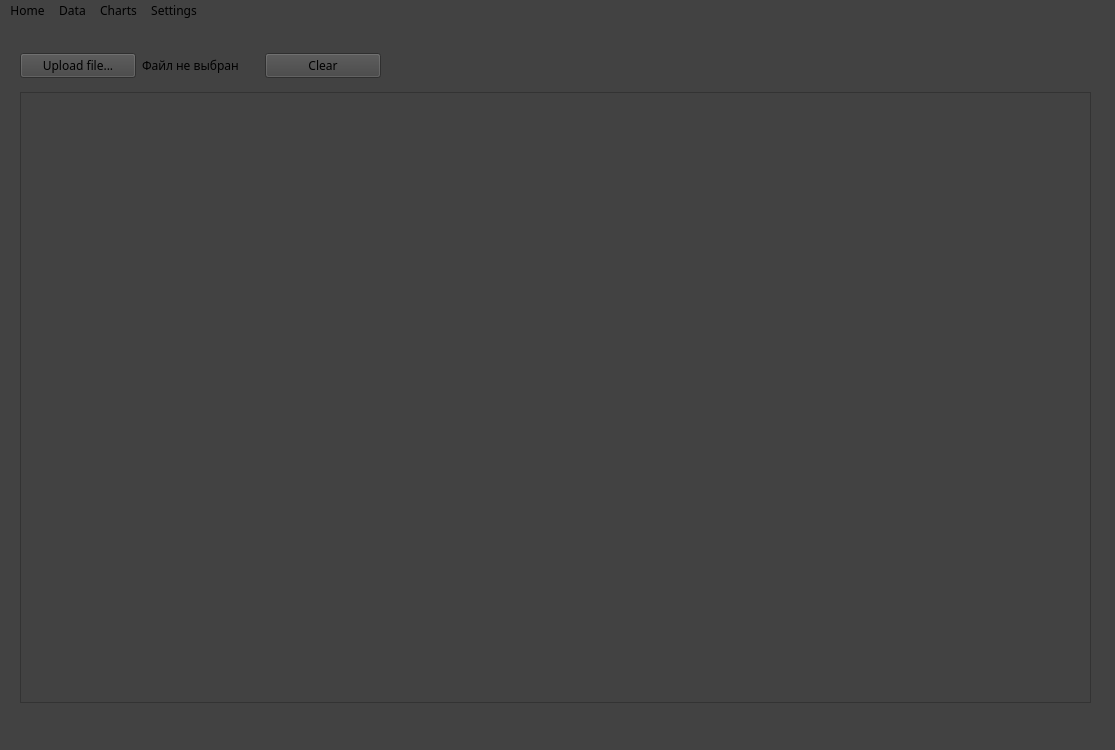
Qt form ui/ui_main.ui (sshyta/NyxMetrics) before a commit.
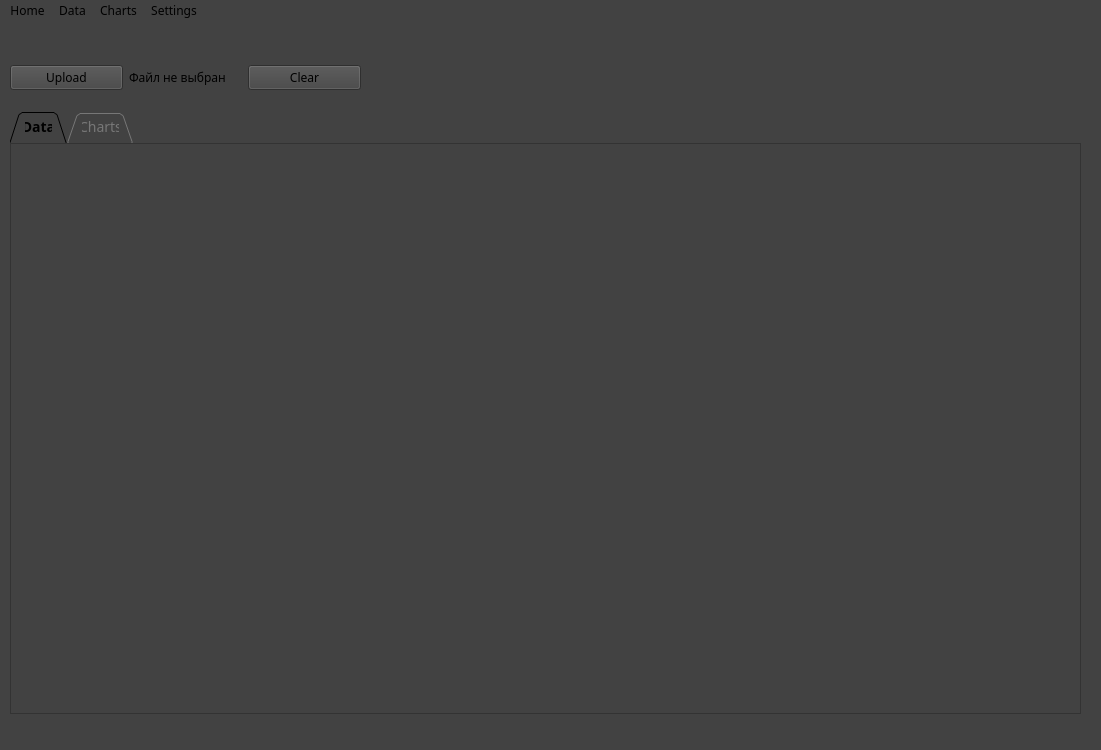
The same form after that commit. The open tabs and pages were chosen to show the change.

Commit message: Fix: interim main.py; Update: new ui added; Delete: none

```diff
--- a/ui/ui_main.ui
+++ b/ui/ui_main.ui
@@ -6,7 +6,7 @@
    <rect>
     <x>0</x>
     <y>0</y>
-    <width>1115</width>
+    <width>1101</width>
     <height>750</height>
    </rect>
   </property>
@@ -18,48 +18,238 @@
 font-family: Zen Kaku Gothic New;</string>
   </property>
   <widget class="QWidget" name="centralwidget">
-   <widget class="QTableView" name="tableView">
+   <widget class="QStackedWidget" name="stackedWidget">
     <property name="geometry">
      <rect>
-      <x>20</x>
-      <y>70</y>
-      <width>1071</width>
-      <height>611</height>
+      <x>10</x>
+      <y>0</y>
+      <width>1091</width>
+      <height>711</height>
      </rect>
     </property>
-   </widget>
-   <widget class="QWidget" name="layoutWidget">
-    <property name="geometry">
-     <rect>
-      <x>20</x>
-      <y>30</y>
-      <width>361</width>
-      <height>27</height>
-     </rect>
+    <property name="currentIndex">
+     <number>0</number>
     </property>
-    <layout class="QGridLayout" name="gridLayout">
-     <item row="0" column="0">
-      <widget class="QPushButton" name="pushButton">
-       <property name="text">
-        <string>Upload file...</string>
-       </property>
+    <widget class="QWidget" name="page">
+     <widget class="QWidget" name="layoutWidget">
+      <property name="geometry">
+       <rect>
+        <x>0</x>
+        <y>40</y>
+        <width>351</width>
+        <height>31</height>
+       </rect>
+      </property>
+      <layout class="QGridLayout" name="gridLayout">
+       <item row="0" column="2">
+        <widget class="QPushButton" name="pushButton_2">
+         <property name="text">
+          <string>Сlear</string>
+         </property>
+        </widget>
+       </item>
+       <item row="0" column="1">
+        <widget class="QLabel" name="label">
+         <property name="text">
+          <string>Файл не выбран</string>
+         </property>
+        </widget>
+       </item>
+       <item row="0" column="0">
+        <widget class="QPushButton" name="pushButton">
+         <property name="font">
+          <font>
+           <family>Zen Kaku Gothic New</family>
+           <stylestrategy>PreferDefault</stylestrategy>
+           <hintingpreference>PreferVerticalHinting</hintingpreference>
+          </font>
+         </property>
+         <property name="cursor">
+          <cursorShape>ArrowCursor</cursorShape>
+         </property>
+         <property name="text">
+          <string>Upload</string>
+         </property>
+        </widget>
+       </item>
+      </layout>
+     </widget>
+     <widget class="QTabWidget" name="tabWidget">
+      <property name="geometry">
+       <rect>
+        <x>0</x>
+        <y>90</y>
+        <width>1071</width>
+        <height>611</height>
+       </rect>
+      </property>
+      <property name="palette">
+       <palette>
+        <active>
+         <colorrole role="Button">
+          <brush brushstyle="SolidPattern">
+           <color alpha="255">
+            <red>66</red>
+            <green>66</green>
+            <blue>66</blue>
+           </color>
+          </brush>
+         </colorrole>
+         <colorrole role="Base">
+          <brush brushstyle="SolidPattern">
+           <color alpha="255">
+            <red>66</red>
+            <green>66</green>
+            <blue>66</blue>
+           </color>
+          </brush>
+         </colorrole>
+         <colorrole role="Window">
+          <brush brushstyle="SolidPattern">
+           <color alpha="255">
+            <red>66</red>
+            <green>66</green>
+            <blue>66</blue>
+           </color>
+          </brush>
+         </colorrole>
+        </active>
+        <inactive>
+         <colorrole role="Button">
+          <brush brushstyle="SolidPattern">
+           <color alpha="255">
+            <red>66</red>
+            <green>66</green>
+            <blue>66</blue>
+           </color>
+          </brush>
+         </colorrole>
+         <colorrole role="Base">
+          <brush brushstyle="SolidPattern">
+           <color alpha="255">
+            <red>66</red>
+            <green>66</green>
+            <blue>66</blue>
+           </color>
+          </brush>
+         </colorrole>
+         <colorrole role="Window">
+          <brush brushstyle="SolidPattern">
+           <color alpha="255">
+            <red>66</red>
+            <green>66</green>
+            <blue>66</blue>
+           </color>
+          </brush>
+         </colorrole>
+        </inactive>
+        <disabled>
+         <colorrole role="Button">
+          <brush brushstyle="SolidPattern">
+           <color alpha="255">
+            <red>66</red>
+            <green>66</green>
+            <blue>66</blue>
+           </color>
+          </brush>
+         </colorrole>
+         <colorrole role="Base">
+          <brush brushstyle="SolidPattern">
+           <color alpha="255">
+            <red>66</red>
+            <green>66</green>
+            <blue>66</blue>
+           </color>
+          </brush>
+         </colorrole>
+         <colorrole role="Window">
+          <brush brushstyle="SolidPattern">
+           <color alpha="255">
+            <red>66</red>
+            <green>66</green>
+            <blue>66</blue>
+           </color>
+          </brush>
+         </colorrole>
+        </disabled>
+       </palette>
+      </property>
+      <property name="font">
+       <font>
+        <family>Zen Kaku Gothic New</family>
+       </font>
+      </property>
+      <property name="styleSheet">
+       <string notr="true">QTabWidget::pane {
+    border: none;
+    background: transparent;
+}
+
+QTabBar {
+    qproperty-drawBase: 0;
+}
+
+QTabBar::tab {
+    background: transparent;
+    border: none;
+    color: #777;
+    padding: 6px 15px;
+    font-size: 14px;
+    border-bottom: 2px solid transparent;
+}
+
+QTabBar::tab:selected {
+    color: #000;
+    font-weight: 500;
+    border-bottom: 2px solid #000;
+}
+
+QTabBar::tab:hover {
+    color: #333;
+}
+</string>
+      </property>
+      <property name="tabPosition">
+       <enum>QTabWidget::TabPosition::North</enum>
+      </property>
+      <property name="tabShape">
+       <enum>QTabWidget::TabShape::Triangular</enum>
+      </property>
+      <property name="currentIndex">
+       <number>1</number>
+      </property>
+      <property name="iconSize">
+       <size>
+        <width>20</width>
+        <height>20</height>
+       </size>
+      </property>
+      <property name="elideMode">
+       <enum>Qt::TextElideMode::ElideRight</enum>
+      </property>
+      <widget class="QWidget" name="tab_1">
+       <attribute name="title">
+        <string>Data</string>
+       </attribute>
+       <widget class="QTableView" name="tableView">
+        <property name="geometry">
+         <rect>
+          <x>0</x>
+          <y>0</y>
+          <width>1071</width>
+          <height>571</height>
+         </rect>
+        </property>
+       </widget>
       </widget>
-     </item>
-     <item row="0" column="1">
-      <widget class="QLabel" name="label">
-       <property name="text">
-        <string>Файл не выбран</string>
-       </property>
+      <widget class="QWidget" name="tab_2">
+       <attribute name="title">
+        <string>Charts</string>
+       </attribute>
       </widget>
-     </item>
-     <item row="0" column="2">
-      <widget class="QPushButton" name="pushButton_2">
-       <property name="text">
-        <string>Сlear</string>
-       </property>
-      </widget>
-     </item>
-    </layout>
+     </widget>
+    </widget>
+    <widget class="QWidget" name="page_2"/>
    </widget>
   </widget>
   <widget class="QMenuBar" name="menubar">
@@ -67,8 +257,8 @@
     <rect>
      <x>0</x>
      <y>0</y>
-     <width>1115</width>
-     <height>33</height>
+     <width>1101</width>
+     <height>20</height>
     </rect>
    </property>
    <property name="defaultUp">
@@ -78,6 +268,11 @@
     <bool>false</bool>
    </property>
    <widget class="QMenu" name="menu">
+    <property name="font">
+     <font>
+      <family>Zen Kaku Gothic New</family>
+     </font>
+    </property>
     <property name="title">
      <string>Home</string>
     </property>
```
Left out of the diff: 2 changed lines with no effect on the pictures. The commit also changes 6 other files.
